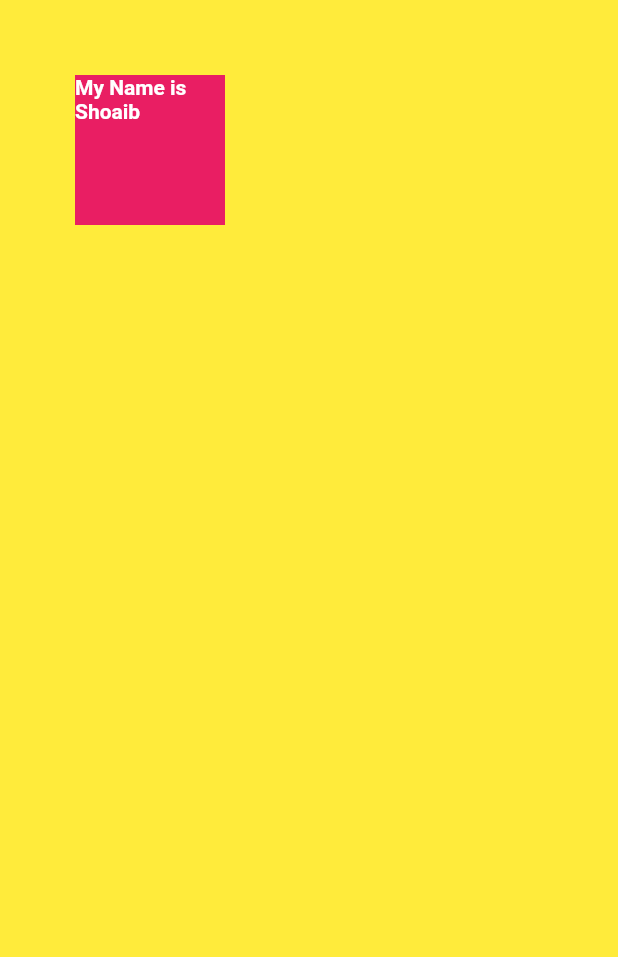
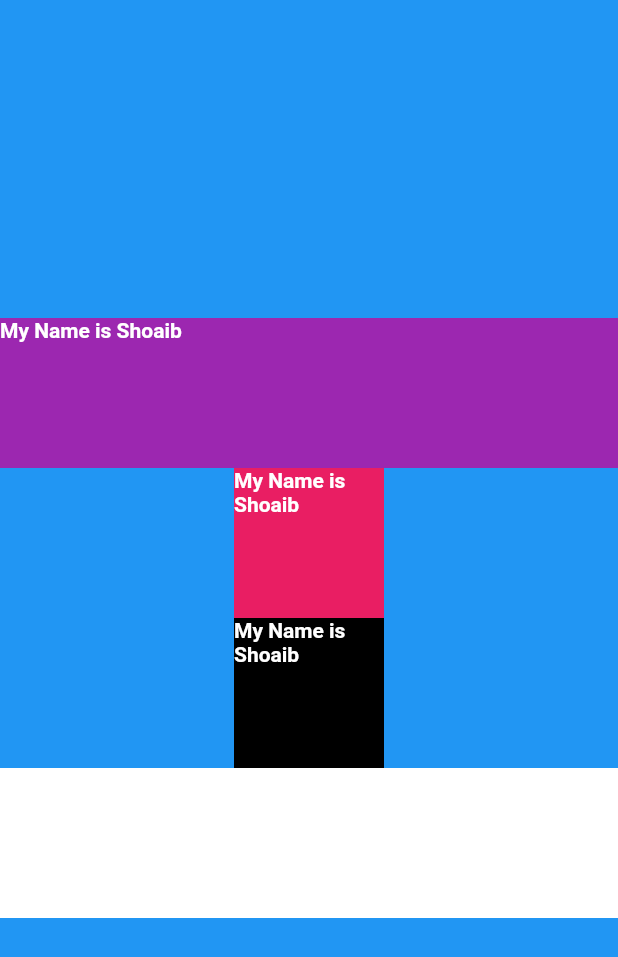
Before and after one commit to SHOAIB1050/single_child_multi_child_widget, a Flutter app: the screen it shows after launch, on a phone screen of 412 x 824 dp. Shown: the top 957 px of the screen. Run offline on Flutter 3.47's test engine with Material 2 defaults, Android fonts, the phone set to English and light mode, and no system bars.

Commit message:
Column Widgets and its Properties

```diff
--- /dev/null
+++ b/lib/MultiChild.dart
@@ -0,0 +1,52 @@
+import 'package:flutter/material.dart';
+
+
+class ColumnWidget extends StatelessWidget {
+  const ColumnWidget({super.key});
+
+  @override
+  Widget build(BuildContext context) {
+    return MaterialApp(
+      home: Scaffold(
+        backgroundColor: Colors.blue,
+        body: SafeArea(
+          child: Column(
+            mainAxisAlignment: MainAxisAlignment.center,
+            // mainAxisAlignment: MainAxisAlignment.end,
+            // mainAxisAlignment: MainAxisAlignment.spaceAround,
+            children: [
+              Container(
+                height: 100,
+                width: double.infinity,
+                color: Colors.purple,
+
+                child: Text('My Name is Shoaib', style: TextStyle(color: Colors.white, fontWeight: FontWeight.bold),),
+              ),
+              Container(
+                height: 100,
+                width: 100,
+                color: Colors.pink,
+
+                child: Text('My Name is Shoaib', style: TextStyle(color: Colors.white, fontWeight: FontWeight.bold),),
+              ),
+              Container(
+                height: 100,
+                width: 100,
+                color: Colors.black,
+                child: Text('My Name is Shoaib', style: TextStyle(color: Colors.white, fontWeight: FontWeight.bold),),
+              ),
+              Container(
+                height: 100,
+                width: double.infinity,
+                color: Colors.white,
+
+                child: Text('My Name is Shoaib', style: TextStyle(color: Colors.white, fontWeight: FontWeight.bold),),
+              ),
+            ],
+          ),
+        ),
+      ),
+
+    );
+  }
+}
--- a/lib/main.dart
+++ b/lib/main.dart
@@ -1,31 +1,7 @@
+import 'package:container_widget_in_flutter/MultiChild.dart';
+import 'package:container_widget_in_flutter/single_child.dart';
 import 'package:flutter/material.dart';
 
 void main() {
-  runApp(MyCard());
+  runApp(ColumnWidget());
 }
-
-class MyCard extends StatelessWidget {
-  const MyCard({super.key});
-
-  @override
-  Widget build(BuildContext context) {
-    return MaterialApp(
-      home: Scaffold(
-        backgroundColor: Colors.yellow,
-        body: SafeArea(
-          child: Container(
-            height: 100,
-            width: 100,
-            //padding: EdgeInsets.all(20),
-            // padding: EdgeInsets.only(top: 10.0, left: 20, bottom: 5.0, right: 5.0),
-            // padding: EdgeInsets.symmetric(horizontal: 20,vertical: 30),
-            color: Colors.pink,
-            margin: EdgeInsets.all(50),
-            child: Text('My Name is Shoaib', style: TextStyle(color: Colors.white, fontWeight: FontWeight.bold),),
-          ),
-        ),
-      ),
-
-    );
-  }
-}
```
Also changed, not shown: lib/single_child.dart (added, +27 -0 lines), 1 other file.
